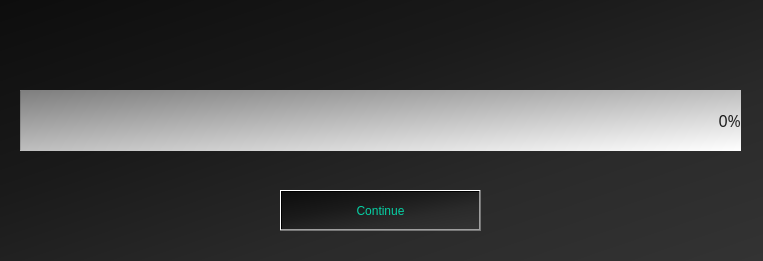
luxferum/Algorius, file front/load1.ui: the form before one commit.
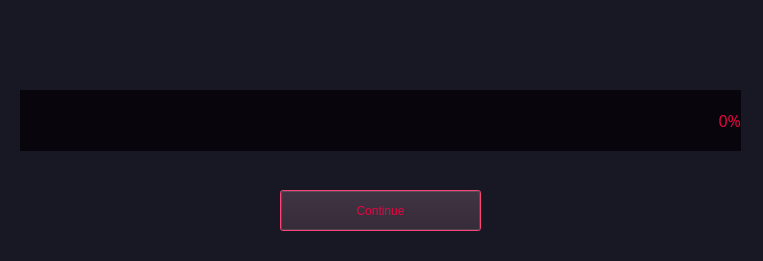
The form after the commit. Icons and pictures are not drawn.

The edit to the form file:
```diff
--- a/front/load1.ui
+++ b/front/load1.ui
@@ -42,7 +42,11 @@
    <bool>false</bool>
   </property>
   <property name="styleSheet">
-   <string notr="true">background-color: qlineargradient(spread:pad, x1:0, y1:0, x2:1, y2:1, stop:0 rgba(13, 13, 13, 255), stop:0.368715 rgba(26, 26, 26, 255), stop:0.675978 rgba(42, 42, 42, 255), stop:1 rgba(51, 51, 51, 255));</string>
+   <string notr="true">background-color: rgb(24, 24, 36);
+color: rgb(230, 5, 64);
+gridline-color:rgb(230, 5, 64);
+selection-color: rgb(35, 19, 51);
+selection-background-color: rgb(230, 5, 64);</string>
   </property>
   <property name="sizeGripEnabled">
    <bool>false</bool>
@@ -69,57 +73,21 @@
     <palette>
      <active>
       <colorrole role="WindowText">
-       <brush brushstyle="LinearGradientPattern">
-        <gradient startx="0.000000000000000" starty="0.000000000000000" endx="1.000000000000000" endy="1.000000000000000" type="LinearGradient" spread="PadSpread" coordinatemode="ObjectBoundingMode">
-         <gradientstop position="0.000000000000000">
-          <color alpha="255">
-           <red>13</red>
-           <green>13</green>
-           <blue>13</blue>
-          </color>
-         </gradientstop>
-         <gradientstop position="0.368715000000000">
-          <color alpha="255">
-           <red>26</red>
-           <green>26</green>
-           <blue>26</blue>
-          </color>
-         </gradientstop>
-         <gradientstop position="0.675978000000000">
-          <color alpha="255">
-           <red>42</red>
-           <green>42</green>
-           <blue>42</blue>
-          </color>
-         </gradientstop>
-         <gradientstop position="1.000000000000000">
-          <color alpha="255">
-           <red>51</red>
-           <green>51</green>
-           <blue>51</blue>
-          </color>
-         </gradientstop>
-        </gradient>
+       <brush brushstyle="SolidPattern">
+        <color alpha="255">
+         <red>230</red>
+         <green>5</green>
+         <blue>64</blue>
+        </color>
        </brush>
       </colorrole>
       <colorrole role="Button">
-       <brush brushstyle="LinearGradientPattern">
-        <gradient startx="0.000000000000000" starty="0.000000000000000" endx="1.000000000000000" endy="1.000000000000000" type="LinearGradient" spread="PadSpread" coordinatemode="ObjectBoundingMode">
-         <gradientstop position="0.000000000000000">
-          <color alpha="255">
-           <red>126</red>
-           <green>126</green>
-           <blue>126</blue>
-          </color>
-         </gradientstop>
-         <gradientstop position="1.000000000000000">
-          <color alpha="255">
-           <red>255</red>
-           <green>255</green>
-           <blue>255</blue>
-          </color>
-         </gradientstop>
-        </gradient>
+       <brush brushstyle="SolidPattern">
+        <color alpha="255">
+         <red>9</red>
+         <green>5</green>
+         <blue>13</blue>
+        </color>
        </brush>
       </colorrole>
       <colorrole role="Light">
@@ -159,37 +127,12 @@
        </brush>
       </colorrole>
       <colorrole role="Text">
-       <brush brushstyle="LinearGradientPattern">
-        <gradient startx="0.000000000000000" starty="0.000000000000000" endx="1.000000000000000" endy="1.000000000000000" type="LinearGradient" spread="PadSpread" coordinatemode="ObjectBoundingMode">
-         <gradientstop position="0.000000000000000">
-          <color alpha="255">
-           <red>13</red>
-           <green>13</green>
-           <blue>13</blue>
-          </color>
-         </gradientstop>
-         <gradientstop position="0.368715000000000">
-          <color alpha="255">
-           <red>26</red>
-           <green>26</green>
-           <blue>26</blue>
-          </color>
-         </gradientstop>
-         <gradientstop position="0.675978000000000">
-          <color alpha="255">
-           <red>42</red>
-           <green>42</green>
-           <blue>42</blue>
-          </color>
-         </gradientstop>
-         <gradientstop position="1.000000000000000">
-          <color alpha="255">
-           <red>51</red>
-           <green>51</green>
-           <blue>51</blue>
-          </color>
-         </gradientstop>
-        </gradient>
+       <brush brushstyle="SolidPattern">
+        <color alpha="255">
+         <red>230</red>
+         <green>5</green>
+         <blue>64</blue>
+        </color>
        </brush>
       </colorrole>
       <colorrole role="BrightText">
@@ -202,77 +145,30 @@
        </brush>
       </colorrole>
       <colorrole role="ButtonText">
-       <brush brushstyle="LinearGradientPattern">
-        <gradient startx="0.000000000000000" starty="0.000000000000000" endx="1.000000000000000" endy="1.000000000000000" type="LinearGradient" spread="PadSpread" coordinatemode="ObjectBoundingMode">
-         <gradientstop position="0.000000000000000">
-          <color alpha="255">
-           <red>13</red>
-           <green>13</green>
-           <blue>13</blue>
-          </color>
-         </gradientstop>
-         <gradientstop position="0.368715000000000">
-          <color alpha="255">
-           <red>26</red>
-           <green>26</green>
-           <blue>26</blue>
-          </color>
-         </gradientstop>
-         <gradientstop position="0.675978000000000">
-          <color alpha="255">
-           <red>42</red>
-           <green>42</green>
-           <blue>42</blue>
-          </color>
-         </gradientstop>
-         <gradientstop position="1.000000000000000">
-          <color alpha="255">
-           <red>51</red>
-           <green>51</green>
-           <blue>51</blue>
-          </color>
-         </gradientstop>
-        </gradient>
+       <brush brushstyle="SolidPattern">
+        <color alpha="255">
+         <red>230</red>
+         <green>5</green>
+         <blue>64</blue>
+        </color>
        </brush>
       </colorrole>
       <colorrole role="Base">
-       <brush brushstyle="LinearGradientPattern">
-        <gradient startx="0.000000000000000" starty="0.000000000000000" endx="1.000000000000000" endy="1.000000000000000" type="LinearGradient" spread="PadSpread" coordinatemode="ObjectBoundingMode">
-         <gradientstop position="0.000000000000000">
-          <color alpha="255">
-           <red>126</red>
-           <green>126</green>
-           <blue>126</blue>
-          </color>
-         </gradientstop>
-         <gradientstop position="1.000000000000000">
-          <color alpha="255">
-           <red>255</red>
-           <green>255</green>
-           <blue>255</blue>
-          </color>
-         </gradientstop>
-        </gradient>
+       <brush brushstyle="SolidPattern">
+        <color alpha="255">
+         <red>9</red>
+         <green>5</green>
+         <blue>13</blue>
+        </color>
        </brush>
       </colorrole>
       <colorrole role="Window">
-       <brush brushstyle="LinearGradientPattern">
-        <gradient startx="0.000000000000000" starty="0.000000000000000" endx="1.000000000000000" endy="1.000000000000000" type="LinearGradient" spread="PadSpread" coordinatemode="ObjectBoundingMode">
-         <gradientstop position="0.000000000000000">
-          <color alpha="255">
-           <red>126</red>
-           <green>126</green>
-           <blue>126</blue>
-          </color>
-         </gradientstop>
-         <gradientstop position="1.000000000000000">
-          <color alpha="255">
-           <red>255</red>
-           <green>255</green>
-           <blue>255</blue>
-          </color>
-         </gradientstop>
-        </gradient>
+       <brush brushstyle="SolidPattern">
+        <color alpha="255">
+         <red>9</red>
+         <green>5</green>
+         <blue>13</blue>
+        </color>
        </brush>
       </colorrole>
       <colorrole role="Shadow">
@@ -287,18 +183,18 @@
       <colorrole role="Highlight">
        <brush brushstyle="SolidPattern">
         <color alpha="255">
-         <red>6</red>
-         <green>208</green>
-         <blue>164</blue>
+         <red>230</red>
+         <green>5</green>
+         <blue>64</blue>
         </color>
        </brush>
       </colorrole>
       <colorrole role="HighlightedText">
        <brush brushstyle="SolidPattern">
         <color alpha="255">
-         <red>0</red>
-         <green>0</green>
-         <blue>0</blue>
+         <red>35</red>
+         <green>19</green>
+         <blue>51</blue>
         </color>
        </brush>
       </colorrole>
@@ -339,93 +235,32 @@
        </brush>
       </colorrole>
       <colorrole role="PlaceholderText">
-       <brush brushstyle="LinearGradientPattern">
-        <gradient startx="0.000000000000000" starty="0.000000000000000" endx="1.000000000000000" endy="1.000000000000000" type="LinearGradient" spread="PadSpread" coordinatemode="ObjectBoundingMode">
-         <gradientstop position="0.000000000000000">
-          <color alpha="255">
-           <red>13</red>
-           <green>13</green>
-           <blue>13</blue>
-          </color>
-         </gradientstop>
-         <gradientstop position="0.368715000000000">
-          <color alpha="255">
-           <red>26</red>
-           <green>26</green>
-           <blue>26</blue>
-          </color>
-         </gradientstop>
-         <gradientstop position="0.675978000000000">
-          <color alpha="255">
-           <red>42</red>
-           <green>42</green>
-           <blue>42</blue>
-          </color>
-         </gradientstop>
-         <gradientstop position="1.000000000000000">
-          <color alpha="255">
-           <red>51</red>
-           <green>51</green>
-           <blue>51</blue>
-          </color>
-         </gradientstop>
-        </gradient>
+       <brush brushstyle="SolidPattern">
+        <color alpha="128">
+         <red>230</red>
+         <green>5</green>
+         <blue>64</blue>
+        </color>
        </brush>
       </colorrole>
      </active>
      <inactive>
       <colorrole role="WindowText">
-       <brush brushstyle="LinearGradientPattern">
-        <gradient startx="0.000000000000000" starty="0.000000000000000" endx="1.000000000000000" endy="1.000000000000000" type="LinearGradient" spread="PadSpread" coordinatemode="ObjectBoundingMode">
-         <gradientstop position="0.000000000000000">
-          <color alpha="255">
-           <red>13</red>
-           <green>13</green>
-           <blue>13</blue>
-          </color>
-         </gradientstop>
-         <gradientstop position="0.368715000000000">
-          <color alpha="255">
-           <red>26</red>
-           <green>26</green>
-           <blue>26</blue>
-          </color>
-         </gradientstop>
-         <gradientstop position="0.675978000000000">
-          <color alpha="255">
-           <red>42</red>
-           <green>42</green>
-           <blue>42</blue>
-          </color>
-         </gradientstop>
-         <gradientstop position="1.000000000000000">
-          <color alpha="255">
-           <red>51</red>
-           <green>51</green>
-           <blue>51</blue>
-          </color>
-         </gradientstop>
-        </gradient>
+       <brush brushstyle="SolidPattern">
+        <color alpha="255">
+         <red>230</red>
+         <green>5</green>
+         <blue>64</blue>
+        </color>
        </brush>
       </colorrole>
       <colorrole role="Button">
-       <brush brushstyle="LinearGradientPattern">
-        <gradient startx="0.000000000000000" starty="0.000000000000000" endx="1.000000000000000" endy="1.000000000000000" type="LinearGradient" spread="PadSpread" coordinatemode="ObjectBoundingMode">
-         <gradientstop position="0.000000000000000">
-          <color alpha="255">
-           <red>126</red>
-           <green>126</green>
-           <blue>126</blue>
-          </color>
-         </gradientstop>
-         <gradientstop position="1.000000000000000">
-          <color alpha="255">
-           <red>255</red>
-           <green>255</green>
-           <blue>255</blue>
-          </color>
-         </gradientstop>
-        </gradient>
+       <brush brushstyle="SolidPattern">
+        <color alpha="255">
+         <red>9</red>
+         <green>5</green>
+         <blue>13</blue>
+        </color>
        </brush>
       </colorrole>
       <colorrole role="Light">
@@ -465,37 +300,12 @@
        </brush>
       </colorrole>
       <colorrole role="Text">
-       <brush brushstyle="LinearGradientPattern">
-        <gradient startx="0.000000000000000" starty="0.000000000000000" endx="1.000000000000000" endy="1.000000000000000" type="LinearGradient" spread="PadSpread" coordinatemode="ObjectBoundingMode">
-         <gradientstop position="0.000000000000000">
-          <color alpha="255">
-           <red>13</red>
-           <green>13</green>
-           <blue>13</blue>
-          </color>
-         </gradientstop>
-         <gradientstop position="0.368715000000000">
-          <color alpha="255">
-           <red>26</red>
-           <green>26</green>
-           <blue>26</blue>
-          </color>
-         </gradientstop>
-         <gradientstop position="0.675978000000000">
-          <color alpha="255">
-           <red>42</red>
-           <green>42</green>
-           <blue>42</blue>
-          </color>
-         </gradientstop>
-         <gradientstop position="1.000000000000000">
-          <color alpha="255">
-           <red>51</red>
-           <green>51</green>
-           <blue>51</blue>
-          </color>
-         </gradientstop>
-        </gradient>
+       <brush brushstyle="SolidPattern">
+        <color alpha="255">
+         <red>230</red>
+         <green>5</green>
+         <blue>64</blue>
+        </color>
        </brush>
       </colorrole>
       <colorrole role="BrightText">
@@ -508,77 +318,30 @@
        </brush>
       </colorrole>
       <colorrole role="ButtonText">
-       <brush brushstyle="LinearGradientPattern">
-        <gradient startx="0.000000000000000" starty="0.000000000000000" endx="1.000000000000000" endy="1.000000000000000" type="LinearGradient" spread="PadSpread" coordinatemode="ObjectBoundingMode">
-         <gradientstop position="0.000000000000000">
-          <color alpha="255">
-           <red>13</red>
-           <green>13</green>
-           <blue>13</blue>
-          </color>
-         </gradientstop>
-         <gradientstop position="0.368715000000000">
-          <color alpha="255">
-           <red>26</red>
-           <green>26</green>
-           <blue>26</blue>
-          </color>
-         </gradientstop>
-         <gradientstop position="0.675978000000000">
-          <color alpha="255">
-           <red>42</red>
-           <green>42</green>
-           <blue>42</blue>
-          </color>
-         </gradientstop>
-         <gradientstop position="1.000000000000000">
-          <color alpha="255">
-           <red>51</red>
-           <green>51</green>
-           <blue>51</blue>
-          </color>
-         </gradientstop>
-        </gradient>
+       <brush brushstyle="SolidPattern">
+        <color alpha="255">
+         <red>230</red>
+         <green>5</green>
+         <blue>64</blue>
+        </color>
        </brush>
       </colorrole>
       <colorrole role="Base">
-       <brush brushstyle="LinearGradientPattern">
-        <gradient startx="0.000000000000000" starty="0.000000000000000" endx="1.000000000000000" endy="1.000000000000000" type="LinearGradient" spread="PadSpread" coordinatemode="ObjectBoundingMode">
-         <gradientstop position="0.000000000000000">
-          <color alpha="255">
-           <red>126</red>
-           <green>126</green>
-           <blue>126</blue>
-          </color>
-         </gradientstop>
-         <gradientstop position="1.000000000000000">
-          <color alpha="255">
-           <red>255</red>
-           <green>255</green>
-           <blue>255</blue>
-          </color>
-         </gradientstop>
-        </gradient>
+       <brush brushstyle="SolidPattern">
+        <color alpha="255">
+         <red>9</red>
+         <green>5</green>
+         <blue>13</blue>
+        </color>
        </brush>
       </colorrole>
       <colorrole role="Window">
-       <brush brushstyle="LinearGradientPattern">
-        <gradient startx="0.000000000000000" starty="0.000000000000000" endx="1.000000000000000" endy="1.000000000000000" type="LinearGradient" spread="PadSpread" coordinatemode="ObjectBoundingMode">
-         <gradientstop position="0.000000000000000">
-          <color alpha="255">
-           <red>126</red>
-           <green>126</green>
-           <blue>126</blue>
-          </color>
-         </gradientstop>
-         <gradientstop position="1.000000000000000">
-          <color alpha="255">
-           <red>255</red>
-           <green>255</green>
-           <blue>255</blue>
-          </color>
-         </gradientstop>
-        </gradient>
+       <brush brushstyle="SolidPattern">
+        <color alpha="255">
+         <red>9</red>
+         <green>5</green>
+         <blue>13</blue>
+        </color>
        </brush>
       </colorrole>
       <colorrole role="Shadow">
@@ -593,18 +356,18 @@
       <colorrole role="Highlight">
        <brush brushstyle="SolidPattern">
         <color alpha="255">
-         <red>29</red>
-         <green>84</green>
-         <blue>92</blue>
+         <red>230</red>
+         <green>5</green>
+         <blue>64</blue>
         </color>
        </brush>
       </colorrole>
       <colorrole role="HighlightedText">
        <brush brushstyle="SolidPattern">
         <color alpha="255">
-         <red>240</red>
-         <green>240</green>
-         <blue>240</blue>
+         <red>35</red>
+         <green>19</green>
+         <blue>51</blue>
         </color>
        </brush>
       </colorrole>
@@ -645,93 +408,32 @@
        </brush>
       </colorrole>
       <colorrole role="PlaceholderText">
-       <brush brushstyle="LinearGradientPattern">
-        <gradient startx="0.000000000000000" starty="0.000000000000000" endx="1.000000000000000" endy="1.000000000000000" type="LinearGradient" spread="PadSpread" coordinatemode="ObjectBoundingMode">
-         <gradientstop position="0.000000000000000">
-          <color alpha="255">
-           <red>13</red>
-           <green>13</green>
-           <blue>13</blue>
-          </color>
-         </gradientstop>
-         <gradientstop position="0.368715000000000">
-          <color alpha="255">
-           <red>26</red>
-           <green>26</green>
-           <blue>26</blue>
-          </color>
-         </gradientstop>
-         <gradientstop position="0.675978000000000">
-          <color alpha="255">
-           <red>42</red>
-           <green>42</green>
-           <blue>42</blue>
-          </color>
-         </gradientstop>
-         <gradientstop position="1.000000000000000">
-          <color alpha="255">
-           <red>51</red>
-           <green>51</green>
-           <blue>51</blue>
-          </color>
-         </gradientstop>
-        </gradient>
+       <brush brushstyle="SolidPattern">
+        <color alpha="128">
+         <red>230</red>
+         <green>5</green>
+         <blue>64</blue>
+        </color>
        </brush>
       </colorrole>
      </inactive>
      <disabled>
       <colorrole role="WindowText">
-       <brush brushstyle="LinearGradientPattern">
-        <gradient startx="0.000000000000000" starty="0.000000000000000" endx="1.000000000000000" endy="1.000000000000000" type="LinearGradient" spread="PadSpread" coordinatemode="ObjectBoundingMode">
-         <gradientstop position="0.000000000000000">
-          <color alpha="255">
-           <red>13</red>
-           <green>13</green>
-           <blue>13</blue>
-          </color>
-         </gradientstop>
-         <gradientstop position="0.368715000000000">
-          <color alpha="255">
-           <red>26</red>
-           <green>26</green>
-           <blue>26</blue>
-          </color>
-         </gradientstop>
-         <gradientstop position="0.675978000000000">
-          <color alpha="255">
-           <red>42</red>
-           <green>42</green>
-           <blue>42</blue>
-          </color>
-         </gradientstop>
-         <gradientstop position="1.000000000000000">
-          <color alpha="255">
-           <red>51</red>
-           <green>51</green>
-           <blue>51</blue>
-          </color>
-         </gradientstop>
-        </gradient>
+       <brush brushstyle="SolidPattern">
+        <color alpha="255">
+         <red>230</red>
+         <green>5</green>
+         <blue>64</blue>
+        </color>
        </brush>
       </colorrole>
       <colorrole role="Button">
-       <brush brushstyle="LinearGradientPattern">
-        <gradient startx="0.000000000000000" starty="0.000000000000000" endx="1.000000000000000" endy="1.000000000000000" type="LinearGradient" spread="PadSpread" coordinatemode="ObjectBoundingMode">
-         <gradientstop position="0.000000000000000">
-          <color alpha="255">
-           <red>126</red>
-           <green>126</green>
-           <blue>126</blue>
-          </color>
-         </gradientstop>
-         <gradientstop position="1.000000000000000">
-          <color alpha="255">
-           <red>255</red>
-           <green>255</green>
-           <blue>255</blue>
-          </color>
-         </gradientstop>
-        </gradient>
+       <brush brushstyle="SolidPattern">
+        <color alpha="255">
+         <red>9</red>
+         <green>5</green>
+         <blue>13</blue>
+        </color>
        </brush>
       </colorrole>
       <colorrole role="Light">
@@ -771,37 +473,12 @@
        </brush>
       </colorrole>
       <colorrole role="Text">
-       <brush brushstyle="LinearGradientPattern">
-        <gradient startx="0.000000000000000" starty="0.000000000000000" endx="1.000000000000000" endy="1.000000000000000" type="LinearGradient" spread="PadSpread" coordinatemode="ObjectBoundingMode">
-         <gradientstop position="0.000000000000000">
-          <color alpha="255">
-           <red>13</red>
-           <green>13</green>
-           <blue>13</blue>
-          </color>
-         </gradientstop>
-         <gradientstop position="0.368715000000000">
-          <color alpha="255">
-           <red>26</red>
-           <green>26</green>
-           <blue>26</blue>
-          </color>
-         </gradientstop>
-         <gradientstop position="0.675978000000000">
-          <color alpha="255">
-           <red>42</red>
-           <green>42</green>
-           <blue>42</blue>
-          </color>
-         </gradientstop>
-         <gradientstop position="1.000000000000000">
-          <color alpha="255">
-           <red>51</red>
-           <green>51</green>
-           <blue>51</blue>
-          </color>
-         </gradientstop>
-        </gradient>
+       <brush brushstyle="SolidPattern">
+        <color alpha="255">
+         <red>230</red>
+         <green>5</green>
+         <blue>64</blue>
+        </color>
        </brush>
       </colorrole>
       <colorrole role="BrightText">
@@ -814,77 +491,30 @@
        </brush>
       </colorrole>
       <colorrole role="ButtonText">
-       <brush brushstyle="LinearGradientPattern">
-        <gradient startx="0.000000000000000" starty="0.000000000000000" endx="1.000000000000000" endy="1.000000000000000" type="LinearGradient" spread="PadSpread" coordinatemode="ObjectBoundingMode">
-         <gradientstop position="0.000000000000000">
-          <color alpha="255">
-           <red>13</red>
-           <green>13</green>
-           <blue>13</blue>
-          </color>
-         </gradientstop>
-         <gradientstop position="0.368715000000000">
-          <color alpha="255">
-           <red>26</red>
-           <green>26</green>
-           <blue>26</blue>
-          </color>
-         </gradientstop>
-         <gradientstop position="0.675978000000000">
-          <color alpha="255">
-           <red>42</red>
-           <green>42</green>
-           <blue>42</blue>
-          </color>
-         </gradientstop>
-         <gradientstop position="1.000000000000000">
-          <color alpha="255">
-           <red>51</red>
-           <green>51</green>
-           <blue>51</blue>
-          </color>
-         </gradientstop>
-        </gradient>
+       <brush brushstyle="SolidPattern">
+        <color alpha="255">
+         <red>230</red>
+         <green>5</green>
+         <blue>64</blue>
+        </color>
        </brush>
       </colorrole>
       <colorrole role="Base">
-       <brush brushstyle="LinearGradientPattern">
-        <gradient startx="0.000000000000000" starty="0.000000000000000" endx="1.000000000000000" endy="1.000000000000000" type="LinearGradient" spread="PadSpread" coordinatemode="ObjectBoundingMode">
-         <gradientstop position="0.000000000000000">
-          <color alpha="255">
-           <red>126</red>
-           <green>126</green>
-           <blue>126</blue>
-          </color>
-         </gradientstop>
-         <gradientstop position="1.000000000000000">
-          <color alpha="255">
-           <red>255</red>
-           <green>255</green>
-           <blue>255</blue>
-          </color>
-         </gradientstop>
-        </gradient>
+       <brush brushstyle="SolidPattern">
+        <color alpha="255">
+         <red>9</red>
+         <green>5</green>
+         <blue>13</blue>
+        </color>
        </brush>
       </colorrole>
       <colorrole role="Window">
-       <brush brushstyle="LinearGradientPattern">
-        <gradient startx="0.000000000000000" starty="0.000000000000000" endx="1.000000000000000" endy="1.000000000000000" type="LinearGradient" spread="PadSpread" coordinatemode="ObjectBoundingMode">
-         <gradientstop position="0.000000000000000">
-          <color alpha="255">
-           <red>126</red>
-           <green>126</green>
-           <blue>126</blue>
-          </color>
-         </gradientstop>
-         <gradientstop position="1.000000000000000">
-          <color alpha="255">
-           <red>255</red>
-           <green>255</green>
-           <blue>255</blue>
-          </color>
-         </gradientstop>
-        </gradient>
+       <brush brushstyle="SolidPattern">
+        <color alpha="255">
+         <red>9</red>
+         <green>5</green>
+         <blue>13</blue>
+        </color>
        </brush>
       </colorrole>
       <colorrole role="Shadow">
@@ -899,18 +529,18 @@
       <colorrole role="Highlight">
        <brush brushstyle="SolidPattern">
         <color alpha="255">
-         <red>29</red>
-         <green>84</green>
-         <blue>92</blue>
+         <red>230</red>
+         <green>5</green>
+         <blue>64</blue>
         </color>
        </brush>
       </colorrole>
       <colorrole role="HighlightedText">
        <brush brushstyle="SolidPattern">
         <color alpha="255">
-         <red>240</red>
-         <green>240</green>
-         <blue>240</blue>
+         <red>35</red>
+         <green>19</green>
+         <blue>51</blue>
         </color>
        </brush>
       </colorrole>
@@ -951,37 +581,12 @@
        </brush>
       </colorrole>
       <colorrole role="PlaceholderText">
-       <brush brushstyle="LinearGradientPattern">
-        <gradient startx="0.000000000000000" starty="0.000000000000000" endx="1.000000000000000" endy="1.000000000000000" type="LinearGradient" spread="PadSpread" coordinatemode="ObjectBoundingMode">
-         <gradientstop position="0.000000000000000">
-          <color alpha="255">
-           <red>13</red>
-           <green>13</green>
-           <blue>13</blue>
-          </color>
-         </gradientstop>
-         <gradientstop position="0.368715000000000">
-          <color alpha="255">
-           <red>26</red>
-           <green>26</green>
-           <blue>26</blue>
-          </color>
-         </gradientstop>
-         <gradientstop position="0.675978000000000">
-          <color alpha="255">
-           <red>42</red>
-           <green>42</green>
-           <blue>42</blue>
-          </color>
-         </gradientstop>
-         <gradientstop position="1.000000000000000">
-          <color alpha="255">
-           <red>51</red>
-           <green>51</green>
-           <blue>51</blue>
-          </color>
-         </gradientstop>
-        </gradient>
+       <brush brushstyle="SolidPattern">
+        <color alpha="128">
+         <red>230</red>
+         <green>5</green>
+         <blue>64</blue>
+        </color>
        </brush>
       </colorrole>
      </disabled>
@@ -1010,9 +615,9 @@
    <property name="styleSheet">
     <string notr="true">font: 12pt &quot;Anita  Semi-square&quot;;
 image: url(:/icones/LOGO ALGURIOS.png);
-background-color: qlineargradient(spread:pad, x1:0, y1:0, x2:1, y2:1, stop:0 rgba(126, 126, 126, 255), stop:1 rgba(255, 255, 255, 255));
-color: qlineargradient(spread:pad, x1:0, y1:0, x2:1, y2:1, stop:0 rgba(13, 13, 13, 255), stop:0.368715 rgba(26, 26, 26, 255), stop:0.675978 rgba(42, 42, 42, 255), stop:1 rgba(51, 51, 51, 255));
-border-color: rgb(112, 112, 112);
+color: rgb(230, 5, 64);
+background-color: rgb(9, 5, 13);
+border-color: rgb(230, 5, 64);
 
 
 
@@ -1055,10 +660,11 @@
     <string>&lt;html&gt;&lt;head/&gt;&lt;body&gt;&lt;p&gt;Continue&lt;/p&gt;&lt;/body&gt;&lt;/html&gt;</string>
    </property>
    <property name="styleSheet">
-    <string notr="true">color: rgb(6, 208, 164);
-border-color: qlineargradient(spread:pad, x1:0, y1:0, x2:1, y2:1, stop:0 rgba(6, 208, 164, 255), stop:1 rgba(3, 102, 80, 255));
-selection-color: qlineargradient(spread:pad, x1:0, y1:0, x2:1, y2:1, stop:0 rgba(39, 39, 39, 255), stop:0.368715 rgba(57, 57, 57, 255), stop:0.675978 rgba(66, 66, 66, 255), stop:1 rgba(78, 78, 78, 255));
-selection-background-color: qlineargradient(spread:pad, x1:0, y1:0, x2:1, y2:1, stop:0 rgba(6, 208, 164, 255), stop:1 rgba(3, 102, 80, 255));</string>
+    <string notr="true">background-color: rgb(24, 24, 36);
+color: rgb(230, 5, 64);
+gridline-color:rgb(230, 5, 64);
+selection-color: rgb(35, 19, 51);
+selection-background-color: rgb(230, 5, 64);</string>
    </property>
    <property name="text">
     <string>Continue</string>
```
Left out of the diff: 2 changed lines with no effect on the pictures.
